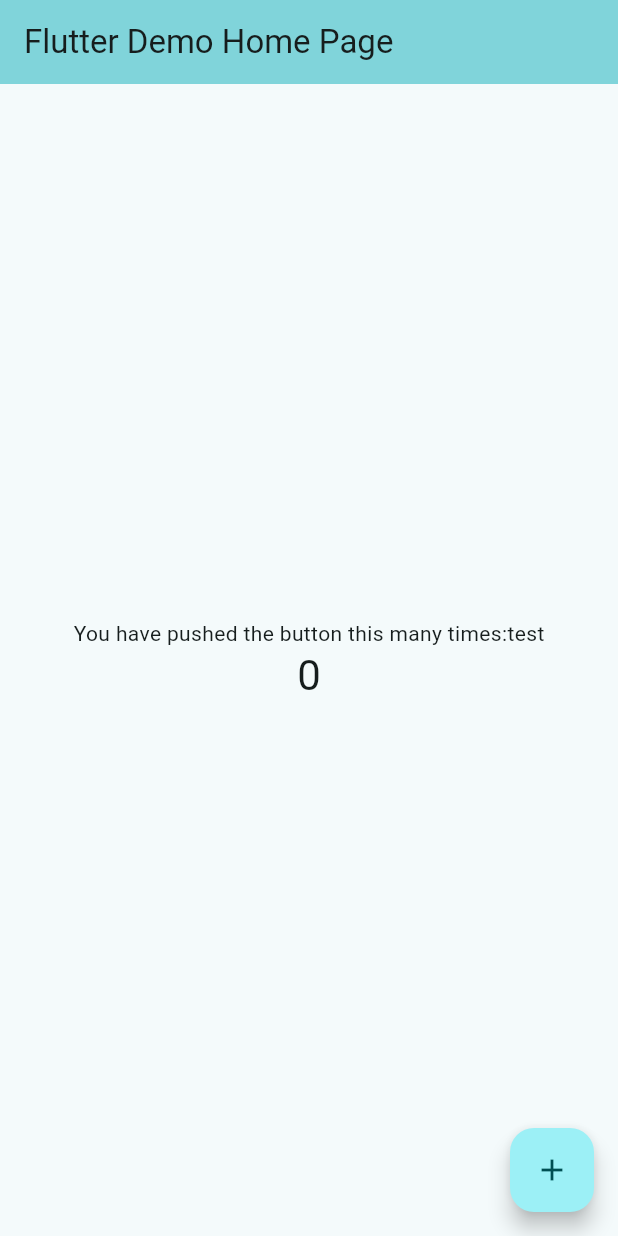
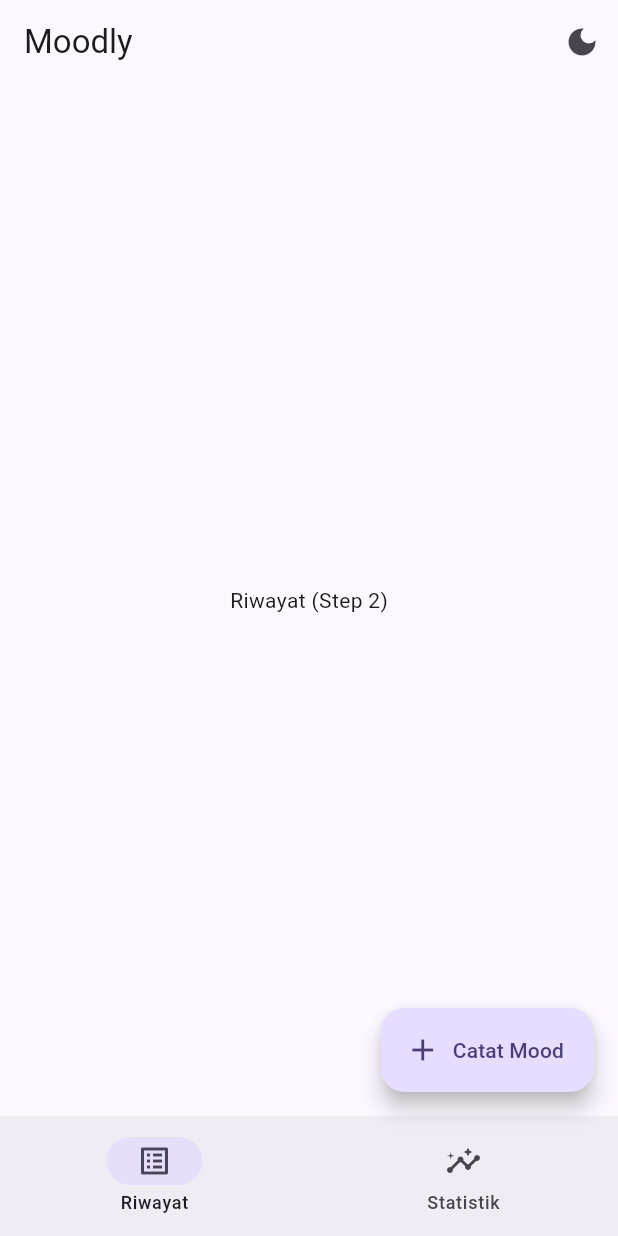
Before and after one commit to lodeons/mobdev, a Flutter app: the screen it shows after launch, on a phone screen of 412 x 824 dp. Run offline on Flutter 3.47's test engine with Material 3 defaults, Android fonts, the phone set to English and light mode, and no system bars; our stand-ins replace shared_preferences.

Commit message:
udah ada dark mode light mode

```diff
--- a/lib/main.dart
+++ b/lib/main.dart
@@ -1,122 +1,48 @@
-import 'package:material_ui/material_ui.dart';
+import 'package:flutter/material.dart';
+import 'package:provider/provider.dart';
+import 'providers/mood_provider.dart';
+import 'providers/theme_provider.dart';
+import 'screens/root_screen.dart';
 
-void main() {
-  runApp(const MyApp());
+Future<void> main() async {
+  WidgetsFlutterBinding.ensureInitialized();
+
+  final moodProvider = MoodProvider();
+  final themeProvider = ThemeProvider();
+  await Future.wait([moodProvider.load(), themeProvider.load()]);
+
+  runApp(
+    MultiProvider(
+      providers: [
+        ChangeNotifierProvider.value(value: moodProvider),
+        ChangeNotifierProvider.value(value: themeProvider),
+      ],
+      child: const MoodlyApp(),
+    ),
+  );
 }
 
-class MyApp extends StatelessWidget {
-  const MyApp({super.key});
+class MoodlyApp extends StatelessWidget {
+  const MoodlyApp({super.key});
 
-  // This widget is the root of your application.
   @override
   Widget build(BuildContext context) {
+    const seed = Color(0xFF5B45B8);
     return MaterialApp(
-      title: 'Flutter Test Demo',
+      title: 'Moodly',
+      debugShowCheckedModeBanner: false,
+      themeMode: context.watch<ThemeProvider>().mode,
       theme: ThemeData(
-        // This is the theme of your application.
-        //
-        // TRY THIS: Try running your application with "flutter run". You'll see
-        // the application has a purple toolbar. Then, without quitting the app,
-        // try changing the seedColor in the colorScheme below to Colors.green
-        // and then invoke "hot reload" (save your changes or press the "hot
-        // reload" button in a Flutter-supported IDE, or press "r" if you used
-        // the command line to start the app).
-        //
-        // Notice that the counter didn't reset back to zero; the application
-        // state is not lost during the reload. To reset the state, use hot
-        // restart instead.
-        //
-        // This works for code too, not just values: Most code changes can be
-        // tested with just a hot reload.
-        colorScheme: .fromSeed(seedColor: const Color.fromARGB(255, 19, 123, 129)),
+        colorSchemeSeed: seed,
+        brightness: Brightness.light,
+        useMaterial3: true,
       ),
-      home: const MyHomePage(title: 'Flutter Demo Home Page'),
+      darkTheme: ThemeData(
+        colorSchemeSeed: seed,
+        brightness: Brightness.dark,
+        useMaterial3: true,
+      ),
+      home: const RootScreen(),
     );
   }
 }
-
-class MyHomePage extends StatefulWidget {
-  const MyHomePage({super.key, required this.title});
-
-  // This widget is the home page of your application. It is stateful, meaning
-  // that it has a State object (defined below) that contains fields that affect
-  // how it looks.
-
-  // This class is the configuration for the state. It holds the values (in this
-  // case the title) provided by the parent (in this case the App widget) and
-  // used by the build method of the State. Fields in a Widget subclass are
-  // always marked "final".
-
-  final String title;
-
-  @override
-  State<MyHomePage> createState() => _MyHomePageState();
-}
-
-class _MyHomePageState extends State<MyHomePage> {
-  int _counter = 0;
-
-  void _incrementCounter() {
-    setState(() {
-      // This call to setState tells the Flutter framework that something has
-      // changed in this State, which causes it to rerun the build method below
-      // so that the display can reflect the updated values. If we changed
-      // _counter without calling setState(), then the build method would not be
-      // called again, and so nothing would appear to happen.
-      _counter++;
-    });
-  }
-
-  @override
-  Widget build(BuildContext context) {
-    // This method is rerun every time setState is called, for instance as done
-    // by the _incrementCounter method above.
-    //
-    // The Flutter framework has been optimized to make rerunning build methods
-    // fast, so that you can just rebuild anything that needs updating rather
-    // than having to individually change instances of widgets.
-    return Scaffold(
-      appBar: AppBar(
-        // TRY THIS: Try changing the color here to a specific color (to
-        // Colors.amber, perhaps?) and trigger a hot reload to see the AppBar
-        // change color while the other colors stay the same.
-        backgroundColor: Theme.of(context).colorScheme.inversePrimary,
-        // Here we take the value from the MyHomePage object that was created by
-        // the App.build method, and use it to set our appbar title.
-        title: Text(widget.title),
-      ),
-      body: Center(
-        // Center is a layout widget. It takes a single child and positions it
-        // in the middle of the parent.
-        child: Column(
-          // Column is also a layout widget. It takes a list of children and
-          // arranges them vertically. By default, it sizes itself to fit its
-          // children horizontally, and tries to be as tall as its parent.
-          //
-          // Column has various properties to control how it sizes itself and
-          // how it positions its children. Here we use mainAxisAlignment to
-          // center the children vertically; the main axis here is the vertical
-          // axis because Columns are vertical (the cross axis would be
-          // horizontal).
-          //
-          // TRY THIS: Invoke "debug painting" (choose the "Toggle Debug Paint"
-          // action in the IDE, or press "p" in the console), to see the
-          // wireframe for each widget.
-          mainAxisAlignment: .center,
-          children: [
-            const Text('You have pushed the button this many times:test'),
-            Text(
-              '$_counter',
-              style: Theme.of(context).textTheme.headlineMedium,
-            ),
-          ],
-        ),
-      ),
-      floatingActionButton: FloatingActionButton(
-        onPressed: _incrementCounter,
-        tooltip: 'Increment',
-        child: const Icon(Icons.add),
-      ),
-    );
-  }
-}
--- /dev/null
+++ b/lib/providers/theme_provider.dart
@@ -0,0 +1,25 @@
+import 'package:flutter/material.dart';
+import 'package:shared_preferences/shared_preferences.dart';
+
+class ThemeProvider extends ChangeNotifier {
+  static const _key = 'theme_mode';
+  ThemeMode _mode = ThemeMode.system;
+  ThemeMode get mode => _mode;
+
+  Future<void> load() async {
+    final prefs = await SharedPreferences.getInstance();
+    final saved = prefs.getString(_key);
+    _mode = ThemeMode.values.firstWhere(
+      (m) => m.name == saved,
+      orElse: () => ThemeMode.system,
+    );
+    notifyListeners();
+  }
+
+  Future<void> setMode(ThemeMode mode) async {
+    _mode = mode;
+    notifyListeners();
+    final prefs = await SharedPreferences.getInstance();
+    await prefs.setString(_key, mode.name);
+  }
+}
--- /dev/null
+++ b/lib/screens/root_screen.dart
@@ -0,0 +1,57 @@
+import 'package:flutter/material.dart';
+import 'package:provider/provider.dart';
+import '../providers/theme_provider.dart';
+
+class RootScreen extends StatefulWidget {
+  const RootScreen({super.key});
+
+  @override
+  State<RootScreen> createState() => _RootScreenState();
+}
+
+class _RootScreenState extends State<RootScreen> {
+  int _index = 0;
+
+  final _pages = const [
+    Center(child: Text('Riwayat (Step 2)')),
+    Center(child: Text('Statistik (Step 4)')),
+  ];
+
+  @override
+  Widget build(BuildContext context) {
+    final theme = context.watch<ThemeProvider>();
+    final isDark = Theme.of(context).brightness == Brightness.dark;
+
+    return Scaffold(
+      appBar: AppBar(
+        title: const Text('Moodly'),
+        actions: [
+          IconButton(
+            tooltip: 'Ganti tema',
+            icon: Icon(isDark ? Icons.light_mode : Icons.dark_mode),
+            onPressed: () => theme
+                .setMode(isDark ? ThemeMode.light : ThemeMode.dark),
+          ),
+        ],
+      ),
+      body: IndexedStack(index: _index, children: _pages),
+      floatingActionButton: _index == 0
+          ? FloatingActionButton.extended(
+              onPressed: () {}, // Step 2: buka form
+              icon: const Icon(Icons.add),
+              label: const Text('Catat Mood'),
+            )
+          : null,
+      bottomNavigationBar: NavigationBar(
+        selectedIndex: _index,
+        onDestinationSelected: (i) => setState(() => _index = i),
+        destinations: const [
+          NavigationDestination(
+              icon: Icon(Icons.list_alt), label: 'Riwayat'),
+          NavigationDestination(
+              icon: Icon(Icons.insights), label: 'Statistik'),
+        ],
+      ),
+    );
+  }
+}
--- a/pubspec.yaml
+++ b/pubspec.yaml
@@ -35,6 +35,10 @@ dependencies:
   # The following adds the Cupertino Icons font to your application.
   # Use with the CupertinoIcons class for iOS style icons.
   cupertino_icons: ^1.0.8
+  provider: ^6.1.5+1
+  shared_preferences: ^2.5.6
+  intl: ^0.20.3
+  fl_chart: ^1.3.1
 
 dev_dependencies:
   flutter_test:
```
Also changed, not shown: lib/models/mood_entry.dart (added, +41 -0 lines), lib/providers/mood_provider.dart (added, +56 -0 lines), lib/utils/mood_data.dart (added, +27 -0 lines), pubspec.lock, 3 other files.
